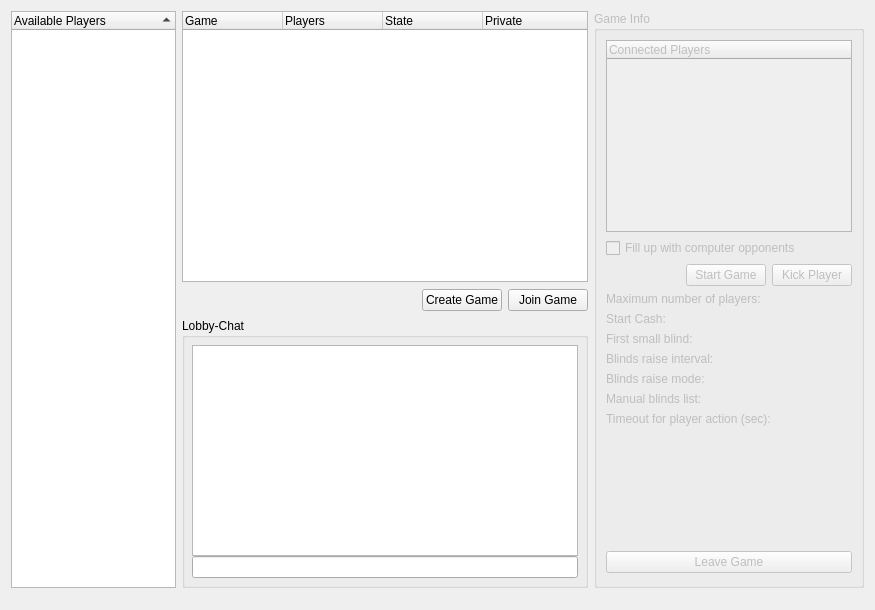
The window that src/gui/qt/gamelobbydialog.ui (pokerth/pokerth) describes before a commit, drawn with Qt 5.
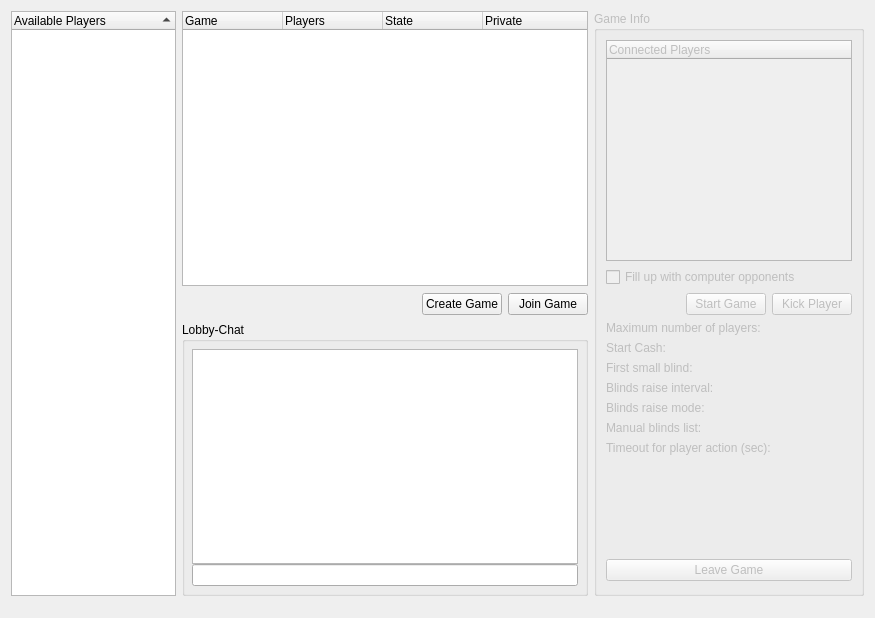
The same window after the commit. Custom widgets are drawn as their Qt base class.

Commit message: adds avatars vor connected-players-list in lobby

```diff
--- a/src/gui/qt/gamelobbydialog.ui
+++ b/src/gui/qt/gamelobbydialog.ui
@@ -6,7 +6,7 @@
     <x>0</x>
     <y>0</y>
     <width>875</width>
-    <height>610</height>
+    <height>618</height>
    </rect>
   </property>
   <property name="windowTitle" >
@@ -120,9 +120,21 @@
         <property name="minimumSize" >
          <size>
           <width>221</width>
-          <height>0</height>
+          <height>221</height>
          </size>
         </property>
+        <property name="midLineWidth" >
+         <number>1</number>
+        </property>
+        <property name="iconSize" >
+         <size>
+          <width>25</width>
+          <height>25</height>
+         </size>
+        </property>
+        <property name="indentation" >
+         <number>15</number>
+        </property>
         <column>
          <property name="text" >
           <string>Connected Players</string>
```
The commit also changes 2 other files.
